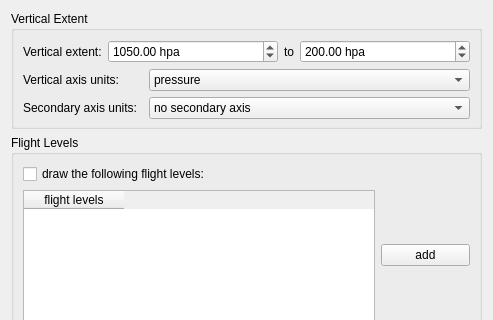
First picture: the form in mslib/msui/ui/ui_sideview_options.ui, repository Open-MSS/MSS, before the edit; both pictures show x 0 to 493 and y 0 to 320 of the 493 by 900 pixel window.
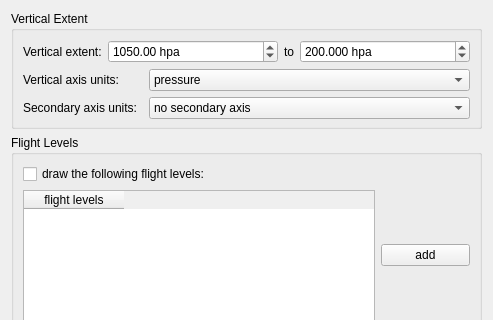
Second picture: the form after the edit.

```diff
--- a/mslib/msui/ui/ui_sideview_options.ui
+++ b/mslib/msui/ui/ui_sideview_options.ui
@@ -75,6 +75,9 @@
           <property name="suffix">
            <string> hpa</string>
           </property>
+          <property name="decimals">
+           <number>3</number>
+          </property>
           <property name="minimum">
            <double>0.000000000000000</double>
           </property>
```
Left out of the diff: 21 changed lines with no effect on the pictures.
